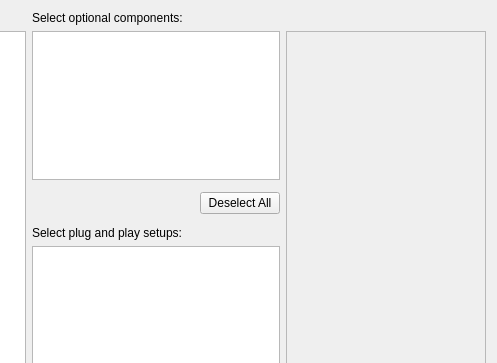
Before: the Qt Designer form nicos_ess/gui/panels/ui_files/setups.ui in ess-dmsc/nicos, drawn with Qt 5; both pictures show x 233 to 730 and y 0 to 363 of the 730 by 501 pixel window.
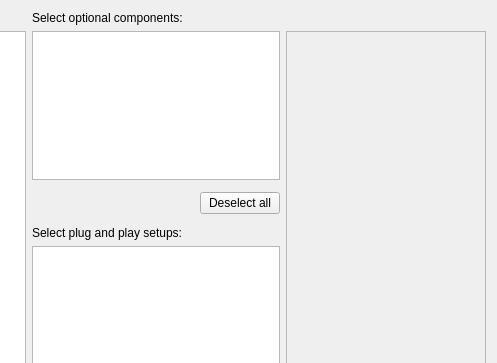
After: the same form once the commit is applied.

```diff
--- a/nicos_ess/gui/panels/ui_files/setups.ui
+++ b/nicos_ess/gui/panels/ui_files/setups.ui
@@ -107,7 +107,7 @@
        <item>
         <widget class="QPushButton" name="btn_clear">
          <property name="text">
-          <string>Deselect All</string>
+          <string>Deselect all</string>
          </property>
         </widget>
        </item>
```
